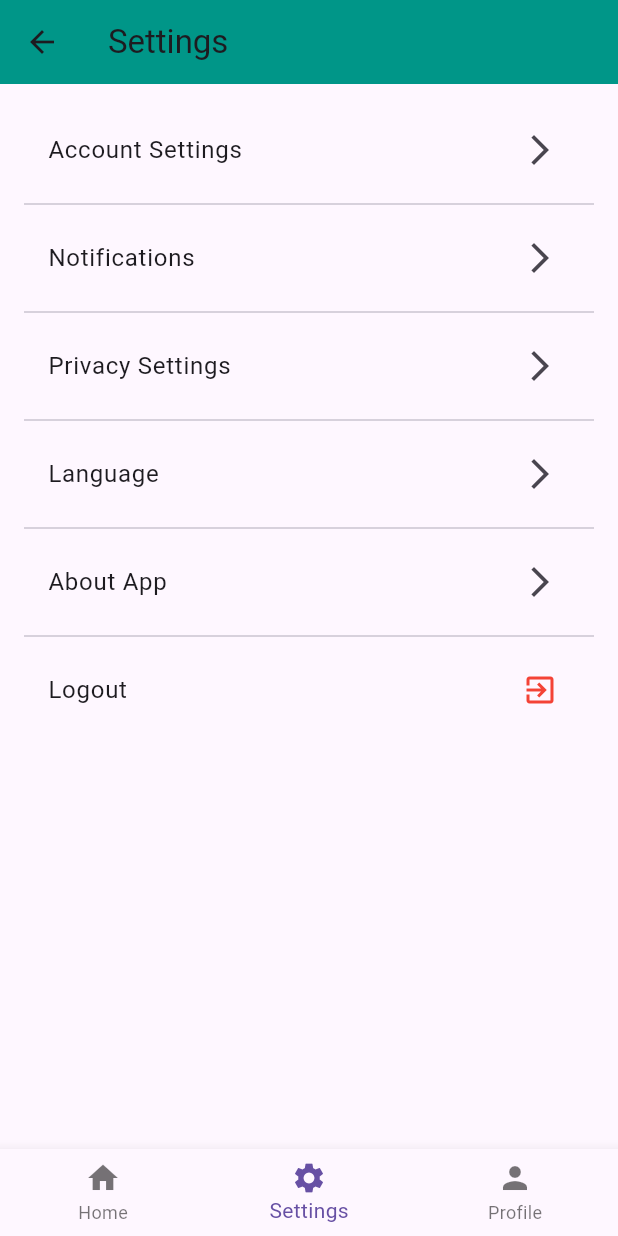
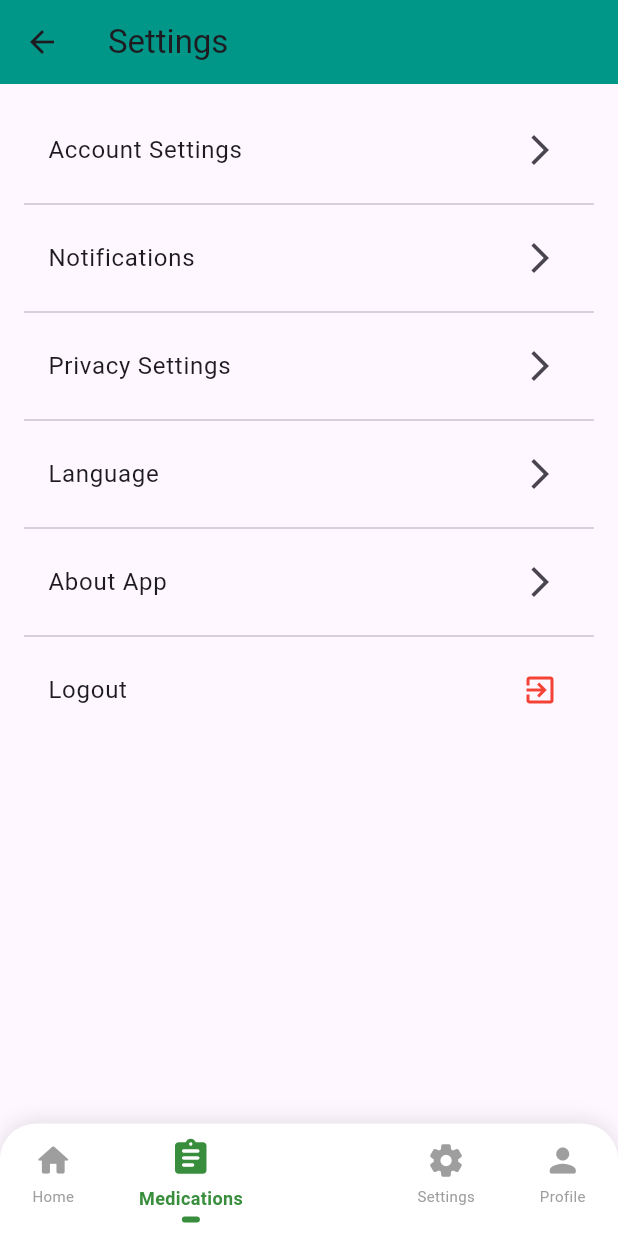
Before and after one commit to shahariarr/MediMind_APP_UI, a Flutter app: the SettingsPage screen opened by its route, on a phone screen of 412 x 824 dp. Run offline on Flutter 3.47's test engine with Material 3 defaults, Android fonts, the phone set to English and light mode, and no system bars; network calls fail; Roboto replaces fonts that are missing (Helvetica).

Commit message:
Refactor BottomNavBar to use StatefulWidget with animation and custom navigation buttons

```diff
--- a/lib/widgets.dart
+++ b/lib/widgets.dart
@@ -1,41 +1,186 @@
 import 'package:flutter/material.dart';
 
-class BottomNavBar extends StatelessWidget {
+class BottomNavBar extends StatefulWidget {
   final int currentIndex;
 
   const BottomNavBar({super.key, required this.currentIndex});
 
   @override
+  State<BottomNavBar> createState() => _BottomNavBarState();
+}
+
+class _BottomNavBarState extends State<BottomNavBar> with SingleTickerProviderStateMixin {
+  late AnimationController _animationController;
+
+  @override
+  void initState() {
+    super.initState();
+    _animationController = AnimationController(
+      vsync: this,
+      duration: Duration(milliseconds: 300),
+    )..forward();
+  }
+
+  @override
+  void dispose() {
+    _animationController.dispose();
+    super.dispose();
+  }
+
+  @override
   Widget build(BuildContext context) {
-    return BottomNavigationBar(
-      currentIndex: currentIndex,
-      onTap: (index) {
-        switch (index) {
-          case 0:
-            Navigator.pushReplacementNamed(context, '/home');
-            break;
-          case 1:
-            Navigator.pushReplacementNamed(context, '/settings');
-            break;
-          case 2:
-            Navigator.pushReplacementNamed(context, '/profile');
-            break;
-        }
-      },
-      items: const [
-        BottomNavigationBarItem(
-          icon: Icon(Icons.home),
-          label: 'Home',
+    return Container(
+      height: 75,
+      decoration: BoxDecoration(
+        color: Colors.white,
+        boxShadow: [
+          BoxShadow(
+            color: Colors.black.withOpacity(0.1),
+            blurRadius: 10,
+            offset: Offset(0, -2),
+          ),
+        ],
+        borderRadius: BorderRadius.only(
+          topLeft: Radius.circular(24),
+          topRight: Radius.circular(24),
         ),
-        BottomNavigationBarItem(
-          icon: Icon(Icons.settings),
-          label: 'Settings',
+      ),
+      child: ClipRRect(
+        borderRadius: BorderRadius.only(
+          topLeft: Radius.circular(24),
+          topRight: Radius.circular(24),
         ),
-        BottomNavigationBarItem(
-          icon: Icon(Icons.person),
-          label: 'Profile',
+        child: Row(
+          mainAxisAlignment: MainAxisAlignment.spaceAround,
+          children: [
+            // Home button
+            _buildNavButton(
+              icon: Icons.home_rounded,
+              label: 'Home',
+              isSelected: widget.currentIndex == 0,
+              onTap: () => _navigateTo(0, '/home'),
+            ),
+
+            // Medications button
+            _buildNavButton(
+              icon: Icons.assignment_rounded,
+              label: 'Medications',
+              isSelected: widget.currentIndex == 1,
+              onTap: () => _navigateTo(1, '/medications'),
+            ),
+
+            // Empty space for FAB
+            Container(
+              width: 50,
+            ),
+
+            // Settings button (replacing Calendar button)
+            _buildNavButton(
+              icon: Icons.settings_rounded,
+              label: 'Settings',
+              isSelected: widget.currentIndex == 2,
+              onTap: () => _navigateTo(2, '/settings'),
+            ),
+
+            // Profile button
+            _buildNavButton(
+              icon: Icons.person_rounded,
+              label: 'Profile',
+              isSelected: widget.currentIndex == 3,
+              onTap: () => _navigateTo(3, '/profile'),
+            ),
+          ],
         ),
-      ],
+      ),
+    );
+  }
+
+  void _navigateTo(int index, String route) {
+    // Reset animation when tapped
+    _animationController.reset();
+    _animationController.forward();
+
+    // Navigate to the selected route
+    Navigator.pushReplacementNamed(context, route);
+  }
+
+  Widget _buildNavButton({
+    required IconData icon,
+    required String label,
+    required bool isSelected,
+    required VoidCallback onTap,
+  }) {
+    return InkWell(
+      onTap: onTap,
+      child: Container(
+        padding: EdgeInsets.symmetric(horizontal: 10),
+        child: Column(
+          mainAxisSize: MainAxisSize.min,
+          children: [
+            // Icon with animation
+            isSelected
+              ? TweenAnimationBuilder(
+                  tween: Tween<double>(begin: 0.8, end: 1.0),
+                  duration: Duration(milliseconds: 300),
+                  curve: Curves.elasticOut,
+                  builder: (context, scale, child) {
+                    return Transform.scale(
+                      scale: scale,
+                      child: child,
+                    );
+                  },
+                  child: Icon(
+                    icon,
+                    color: Colors.green.shade700,
+                    size: 28,
+                  ),
+                )
+              : Icon(
+                  icon,
+                  color: Colors.grey.shade500,
+                  size: 26,
+                ),
+
+            SizedBox(height: 4),
+
+            // Label
+            Text(
+              label,
+              style: TextStyle(
+                color: isSelected ? Colors.green.shade700 : Colors.grey.shade500,
+                fontSize: isSelected ? 12 : 10,
+                fontWeight: isSelected ? FontWeight.bold : FontWeight.normal,
+              ),
+            ),
+
+            // Indicator dot for selected item
+            SizedBox(height: 4),
+            if (isSelected)
+              SlideTransition(
+                position: Tween<Offset>(
+                  begin: Offset(0, -0.5),
+                  end: Offset.zero,
+                ).animate(CurvedAnimation(
+                  parent: _animationController,
+                  curve: Curves.easeOutCubic,
+                )),
+                child: FadeTransition(
+                  opacity: _animationController,
+                  child: Container(
+                    height: 4,
+                    width: 12,
+                    decoration: BoxDecoration(
+                      color: Colors.green.shade700,
+                      borderRadius: BorderRadius.circular(2),
+                    ),
+                  ),
+                ),
+              )
+            else
+              SizedBox(height: 4),
+          ],
+        ),
+      ),
     );
   }
 }
```
